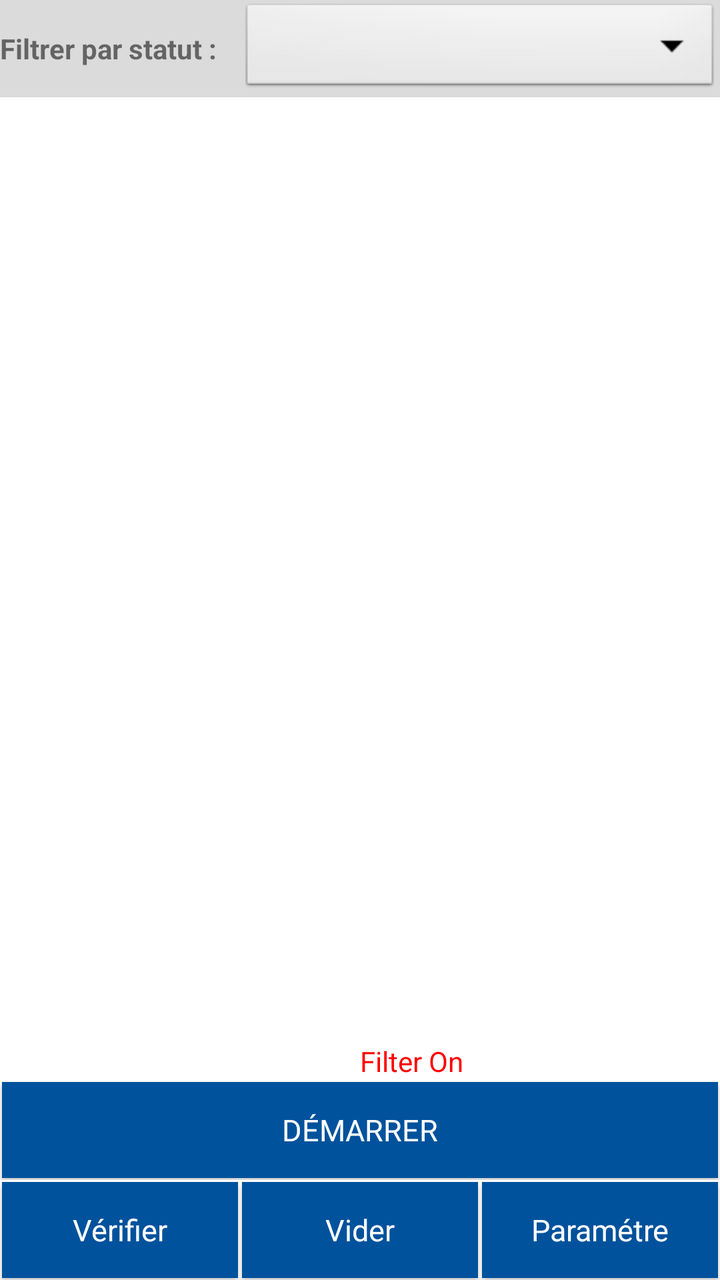
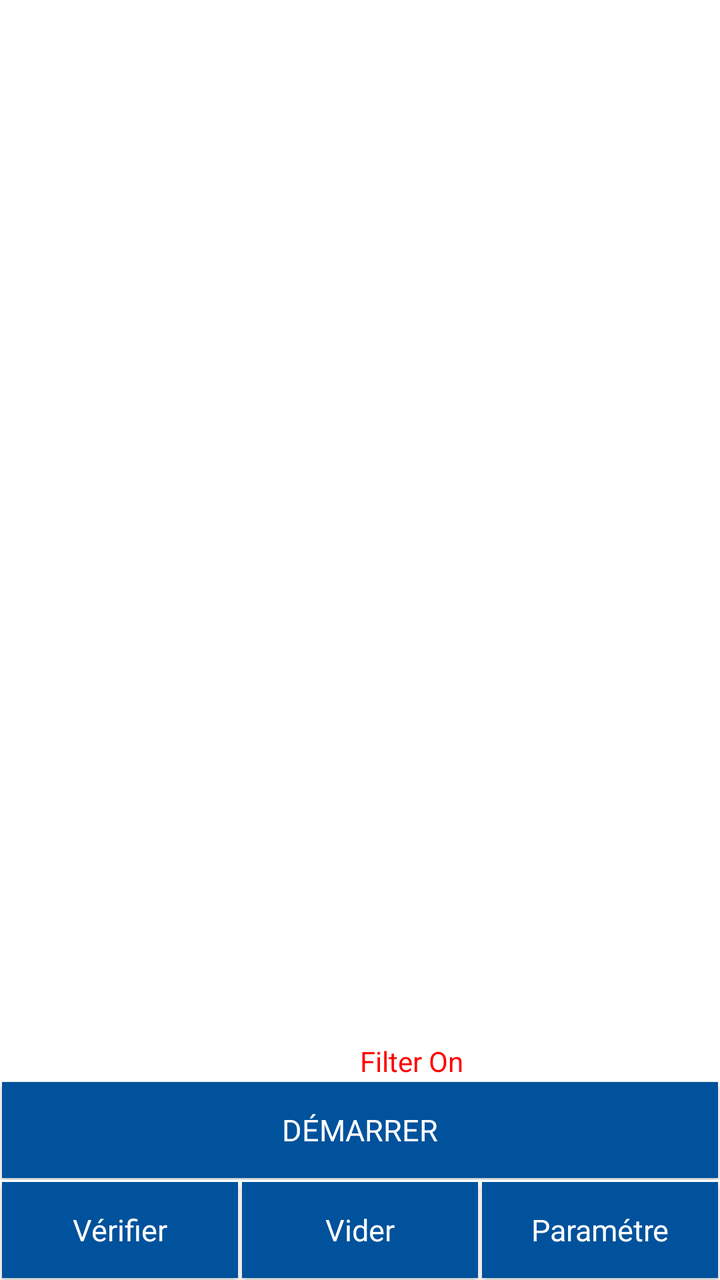

Compare the two renders of this Android layout. The source of the first and the diff that turns it into the second are given below.
<!-- AndroidManifest.xml: application theme AppNewTheme -->
<!-- res/layout/fragment_inventory_rfid_multi.xml -->
<LinearLayout xmlns:android="http://schemas.android.com/apk/res/android"
    xmlns:tools="http://schemas.android.com/tools"
    style="@style/base_layout_style"
    android:paddingLeft="0dp"
    android:paddingRight="0dp"
    android:orientation="vertical">

    <LinearLayout
        android:layout_width="match_parent"
        android:layout_height="wrap_content"
        android:orientation="horizontal"
        android:padding="0dp"
        android:background="#DBDBDB"
        android:gravity="center_vertical">

        <TextView
            android:layout_width="wrap_content"
            android:layout_height="wrap_content"
            android:text="Filtrer par statut :"
            android:textSize="14sp"
            android:textStyle="bold"
            android:layout_marginEnd="12dp"/>

        <Spinner
            android:id="@+id/filterSpinner"
            android:layout_width="0dp"
            android:layout_height="wrap_content"
            android:layout_weight="1"
            android:background="@android:drawable/btn_dropdown"
            android:padding="8dp"/>
    </LinearLayout>

    <LinearLayout
        android:id="@+id/inventoryMultibankSetting"
        android:layout_width="match_parent"
        android:layout_height="wrap_content"
        android:visibility="gone"
        android:paddingLeft="10dp"
        android:paddingRight="10dp"
        android:orientation="vertical">

        <TableRow
            android:layout_width="match_parent"
            android:layout_height="wrap_content">

            <CheckBox
                android:id="@+id/accessInventoryBankTitle1"
                android:layout_width="wrap_content"
                style="@style/style_normal_font"
                android:text="Bank"/>

            <Spinner
                android:id="@+id/accessInventoryBank1"
                android:layout_margin="0dp"
                android:layout_weight="3"
                style="@style/style_default_spinner" />

            <TextView
                android:layout_width="0dp"
                android:layout_weight="1"
                style="@style/style_normal_font"
                android:text="@string/readWriteOffset_title" />

            <EditText
                android:id="@+id/accessInventoryOffset1"
                android:layout_width="0dp"
                android:layout_weight="1"
                android:inputType="numberDecimal"
                android:gravity="center"
                style="@style/style_normal_font"
                android:text="0" />

            <TextView
                android:layout_width="0dp"
                android:layout_weight="1"
                style="@style/style_normal_font"
                android:text="@string/readWriteSize_title" />

            <EditText
                android:id="@+id/accessInventoryLength1"
                android:layout_width="0dp"
                android:layout_weight="1"
                android:inputType="numberDecimal"
                android:gravity="center"
                style="@style/style_normal_font"
                android:text="2" />
        </TableRow>

        <TableRow
            android:layout_width="match_parent"
            android:layout_height="wrap_content">

            <CheckBox
                android:id="@+id/accessInventoryBankTitle2"
                android:layout_width="wrap_content"
                style="@style/style_normal_font"
                android:text="Bank" />

            <Spinner
                android:id="@+id/accessInventoryBank2"
                android:layout_margin="0dp"
                android:layout_weight="3"
                style="@style/style_default_spinner" />

            <TextView
                android:layout_width="0dp"
                android:layout_weight="1"
                style="@style/style_normal_font"
                android:text="@string/readWriteOffset_title" />

            <EditText
                android:id="@+id/accessInventoryOffset2"
                android:layout_width="0dp"
                android:layout_weight="1"
                android:inputType="numberDecimal"
                android:gravity="center"
                style="@style/style_normal_font"
                android:text="0" />

            <TextView
                android:layout_width="0dp"
                android:layout_weight="1"
                style="@style/style_normal_font"
                android:text="@string/readWriteSize_title" />

            <EditText
                android:id="@+id/accessInventoryLength2"
                android:layout_width="0dp"
                android:layout_weight="1"
                android:gravity="center"
                android:inputType="numberDecimal"
                style="@style/style_normal_font"
                android:text="2" />
        </TableRow>
    </LinearLayout>

    <LinearLayout
        android:layout_width="match_parent"
        android:layout_height="0dp"
        android:layout_weight="95"
        android:gravity="center|bottom"
        android:orientation="vertical" >

        <LinearLayout
            android:layout_width="match_parent"
            android:layout_height="wrap_content"
            android:gravity="center|bottom"
            android:orientation="horizontal" >

            <CheckBox
                android:id="@+id/accessInventoryDupElim"
                android:layout_width="0dp"
                android:layout_weight="1"
                android:layout_gravity="center"
                android:visibility="gone"
                style="@style/style_normal_font"
                android:checked="true"
                android:text="duplicate elimination"/>

            <CheckBox
                android:id="@+id/accessInventoryFilterByTid"
                android:layout_width="0dp"
                android:layout_weight="1"
                android:layout_gravity="center"
                android:visibility="gone"
                style="@style/style_normal_font"
                android:checked="true"
                android:text="FM13DT160 only"/>

            <CheckBox
                android:id="@+id/accessInventoryFilterByEpc"
                android:layout_width="0dp"
                android:layout_weight="1"
                android:layout_gravity="center"
                android:visibility="gone"
                style="@style/style_normal_font"
                android:text="sgtin only"/>

            <CheckBox
                android:id="@+id/accessInventoryFilterByProtect"
                android:layout_width="0dp"
                android:layout_weight="2"
                android:layout_gravity="center"
                android:visibility="gone"
                style="@style/style_normal_font"
                android:text="protected only with password"/>

            <include
                android:id="@+id/accessInventoryProtectPassword"
                android:layout_width="0dp"
                android:layout_weight="1"
                android:layout_height="wrap_content"
                android:visibility="gone"
                layout="@layout/custom_edittext_password"/>
        </LinearLayout>

        <ListView
            android:id="@+id/inventoryRfidList1"
            android:layout_width="match_parent"
            android:layout_height="0dp"
            android:layout_weight="95"
            android:divider="@android:color/darker_gray"
            android:dividerHeight="0.25dp" />

        <TextView
            android:id="@+id/inventoryRfidEmpty1"
            android:layout_width="match_parent"
            android:layout_height="0dp"
            android:layout_weight="95"
            android:padding="@dimen/default_padding"
            style="@style/style_medium_font"
            android:text="@string/notag_found"
            android:visibility="gone" />

        <LinearLayout
            android:layout_width="match_parent"
            android:layout_height="wrap_content"
            android:visibility="gone"
            android:orientation="horizontal">

            <Button
                android:id="@+id/inventoryRfidButtonT1"
                android:layout_width="0dp"
                android:layout_weight="1"
                android:layout_height="match_parent"
                style="@style/style_button_font"
                android:text="BUZ" />
        </LinearLayout>

        <LinearLayout
            android:layout_width="match_parent"
            android:layout_height="wrap_content"
            android:orientation="horizontal">

            <TextView
                android:id="@+id/inventoryRfidRunTime1"
                android:layout_width="0dp"
                android:layout_weight="1"
                android:layout_height="wrap_content"
                android:textAlignment="textStart" />

            <TextView
                android:id="@+id/inventoryRfidFilterOn1"
                android:layout_width="0dp"
                android:layout_weight="1"
                android:layout_height="wrap_content"
                android:textColor="#ff0000"
                android:text="Filter On" />

            <TextView
                android:id="@+id/inventoryRfidVoltageLevel1"
                android:layout_width="wrap_content"
                android:layout_height="wrap_content" />
        </LinearLayout>
    </LinearLayout>

    <LinearLayout
        android:layout_width="match_parent"
        android:layout_height="50dp"
        android:gravity="center|bottom"
        android:orientation="horizontal" >

        <TextView
            android:id="@+id/inventoryRfidYield1"
            android:layout_width="wrap_content"
            android:layout_height="match_parent"
            android:gravity="center"
            style="@style/style_button_font_2" />

        <Button
            android:id="@+id/inventoryRfidButton1"
            style="@style/style_button_font"
            android:layout_width="0dp"
            android:layout_height="match_parent"
            android:layout_weight="1"
            android:text="@string/start_title"
            android:textSize="15sp"
            tools:ignore="TextContrastCheck" />

        

        <TextView
            android:id="@+id/inventoryRfidRate1"
            android:layout_width="wrap_content"
            android:layout_height="match_parent"
            android:gravity="center"
            style="@style/style_button_font_2" />
    </LinearLayout>
    
    <LinearLayout
        android:layout_width="match_parent"
        android:layout_height="50dp"
        android:gravity="center|bottom"
        android:orientation="horizontal" >

        <Button
            android:id="@+id/verifyRfidButton"
            style="@style/style_button_font"
            android:layout_width="0dp"
            android:layout_height="match_parent"
            android:layout_weight="1"
            android:text="Vérifier"
            android:textSize="15sp"
            tools:ignore="TextContrastCheck" />

        <Button
            android:id="@+id/clearListButton"
            style="@style/style_button_font"
            android:layout_width="0dp"
            android:layout_height="match_parent"
            android:layout_weight="1"
            android:text="Vider"
            android:textColor="#FFFFFF"
            android:textSize="15sp"
            tools:ignore="TextContrastCheck" />

        <Button
            android:id="@+id/settingRfidButton"
            style="@style/style_button_font"
            android:layout_width="0dp"
            android:layout_height="match_parent"
            android:layout_weight="1"
            android:text="Paramétre"
            android:textSize="15sp"
            tools:ignore="TextContrastCheck" />

    </LinearLayout>
</LinearLayout>
<!-- res/layout/custom_edittext_password.xml (included above) -->
<?xml version="1.0" encoding="utf-8"?>
<EditText xmlns:android="http://schemas.android.com/apk/res/android"
    style="@style/style_normal_font"
    android:digits="0123456789ABCDEFabcdef"
    android:inputType="textNoSuggestions|textVisiblePassword"
    android:gravity="center"
    android:hint="@string/password_pattern_title" />
<!-- resources referenced by this layout -->
<resources>
  <dimen name="default_padding">10dp</dimen>
  <string name="notag_found">Aucune étiquette trouvée</string>
  <string name="password_pattern_title">Mot de passe</string>
  <string name="readWriteOffset_title">Décalage</string>
  <string name="readWriteSize_title">Taille</string>
  <string name="start_title">DÉMARRER</string>
  <style name="base_layout_style">
          <item name="android:layout_height">match_parent</item>
          <item name="android:layout_width">match_parent</item>
          <item name="android:paddingLeft">10dp</item>
          <item name="android:paddingRight">10dp</item>
      </style>
  <style name="style_button_font">
          <item name="android:textAppearance">?android:attr/textAppearanceLarge</item>
          <item name="android:textColor">#FFFFFF</item>
          <item name="android:background">#4b77be</item>
          <item name="android:layout_margin">1dp</item>
      </style>
  <style name="style_button_font_2">
          <item name="android:textAppearance">?android:attr/textAppearanceLarge</item>
          <item name="android:textColor">@android:color/primary_text_dark</item>
          <item name="android:background">#CC000000</item>
          <item name="android:textSize">8sp</item>
      </style>
  <style name="style_default_spinner" parent="Base.Widget.AppCompat.Spinner.Underlined">
          <item name="android:textSize">@dimen/custom_spinner_font</item>
          <item name="android:layout_width">0dp</item>
          <item name="android:layout_height">wrap_content</item>
          <item name="android:gravity">center</item>
      </style>
  <style name="style_medium_font">
          <item name="android:layout_width">match_parent</item>
          <item name="android:layout_height">wrap_content</item>
          <item name="android:textAppearance">?android:attr/textAppearanceMedium</item>
      </style>
  <style name="style_normal_font">
          <item name="android:layout_width">match_parent</item>
          <item name="android:layout_height">wrap_content</item>
          <item name="android:textAppearance">?android:attr/textAppearance</item>
      </style>
  <style name="AppNewTheme" parent="Theme.MaterialComponents.Light.NoActionBar">
          <item name="colorPrimary">@color/colorPrimary</item>
          <item name="colorPrimaryDark">@color/colorPrimaryDark</item>
          <item name="colorAccent">@color/colorPrimary</item>
          <item name="android:textAllCaps">false</item>
          <item name="windowActionBar">false</item>
          <item name="windowNoTitle">true</item>
          <item name="actionButtonStyle">@style/ActionButtonStyle</item>
          <item name="actionBarTabTextStyle">@style/ActionTabTextStyle</item>
      </style>
  <dimen name="custom_spinner_font">15sp</dimen>
  <color name="colorPrimary">#00529c</color>
  <color name="colorPrimaryDark">#3F51B5</color>
  <style name="ActionButtonStyle">
          <item name="android:minWidth">0dp</item>
          <item name="android:paddingLeft">0dp</item>
          <item name="android:paddingRight">5dp</item>
      </style>
  <style name="ActionTabTextStyle">
          <item name="android:textAllCaps">false</item>
      </style>
</resources>

<!-- the commit's change to res/layout/fragment_inventory_rfid_multi.xml (unified diff, before → after) -->
@@ -11,6 +11,7 @@
         android:orientation="horizontal"
         android:padding="0dp"
         android:background="#DBDBDB"
+        android:visibility="gone"
         android:gravity="center_vertical">
 
         <TextView
